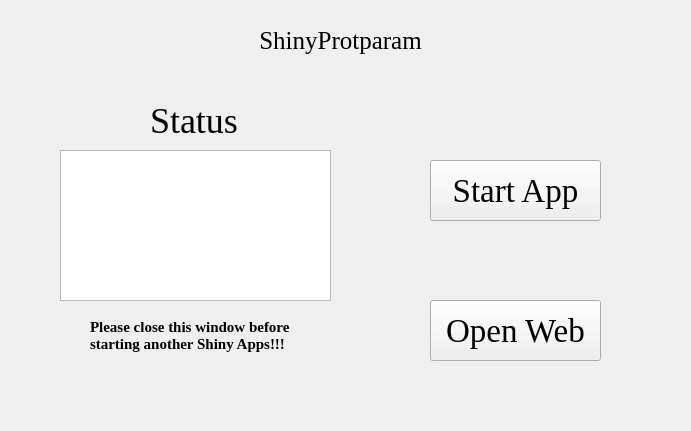
This is ShinyProtparam.ui in hzaurzli/MicroWorldOmics as Qt 5 draws it before an edit. The edited form follows.
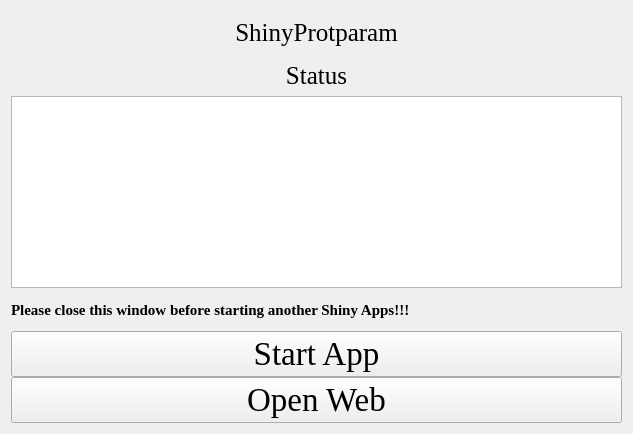
This is the edited form. Icons and pictures are not drawn.

The edit to the form file:
```diff
--- a/ShinyProtparam.ui
+++ b/ShinyProtparam.ui
@@ -6,8 +6,8 @@
    <rect>
     <x>0</x>
     <y>0</y>
-    <width>691</width>
-    <height>431</height>
+    <width>633</width>
+    <height>434</height>
    </rect>
   </property>
   <property name="windowTitle">
@@ -16,28 +16,17 @@
   <property name="styleSheet">
    <string notr="true">background-image: url(D:/Documents/Desktop/bb.png)</string>
   </property>
-  <widget class="QTextBrowser" name="textBrowser">
-   <property name="geometry">
-    <rect>
-     <x>60</x>
-     <y>150</y>
-     <width>271</width>
-     <height>151</height>
-    </rect>
+  <layout class="QGridLayout" name="gridLayout_4">
+   <property name="verticalSpacing">
+    <number>0</number>
    </property>
-   <property name="styleSheet">
-    <string notr="true">background-image: url(D:/Documents/Desktop/white.png)</string>
-   </property>
-  </widget>
+   <item row="0" column="0">
+    <layout class="QGridLayout" name="gridLayout_5">
+     <property name="verticalSpacing">
+      <number>0</number>
+     </property>
+     <item row="0" column="0" colspan="3">
   <widget class="QLabel" name="label">
-   <property name="geometry">
-    <rect>
-     <x>220</x>
-     <y>20</y>
-     <width>241</width>
-     <height>41</height>
-    </rect>
-   </property>
    <property name="font">
     <font>
      <family>Times New Roman</family>
@@ -51,75 +40,32 @@
     <set>Qt::AlignCenter</set>
    </property>
   </widget>
-  <widget class="QLabel" name="label_2">
-   <property name="geometry">
-    <rect>
-     <x>150</x>
-     <y>100</y>
-     <width>101</width>
-     <height>41</height>
-    </rect>
-   </property>
+     </item>
+     <item row="3" column="0" colspan="3">
+      <widget class="QLabel" name="label_4">
    <property name="font">
     <font>
      <family>Times New Roman</family>
-     <pointsize>27</pointsize>
+         <pointsize>19</pointsize>
     </font>
    </property>
    <property name="text">
     <string>Status</string>
    </property>
    <property name="alignment">
-    <set>Qt::AlignLeading|Qt::AlignLeft|Qt::AlignVCenter</set>
-   </property>
-  </widget>
-  <widget class="QPushButton" name="pushButton">
-   <property name="geometry">
-    <rect>
-     <x>430</x>
-     <y>160</y>
-     <width>171</width>
-     <height>61</height>
-    </rect>
-   </property>
-   <property name="font">
-    <font>
-     <family>Times New Roman</family>
-     <pointsize>25</pointsize>
-    </font>
-   </property>
-   <property name="text">
-    <string>Start App</string>
-   </property>
-  </widget>
-  <widget class="QPushButton" name="pushButton_2">
-   <property name="geometry">
-    <rect>
-     <x>430</x>
-     <y>300</y>
-     <width>171</width>
-     <height>61</height>
-    </rect>
-   </property>
-   <property name="font">
-    <font>
-     <family>Times New Roman</family>
-     <pointsize>25</pointsize>
-    </font>
-   </property>
-   <property name="text">
-    <string>Open Web</string>
-   </property>
-  </widget>
+        <set>Qt::AlignCenter</set>
+       </property>
+      </widget>
+     </item>
+     <item row="5" column="0" rowspan="2" colspan="3">
+      <widget class="QTextBrowser" name="textBrowser">
+       <property name="styleSheet">
+        <string notr="true">background-image: url(D:/Documents/Desktop/white.png)</string>
+       </property>
+      </widget>
+     </item>
+     <item row="7" column="0" colspan="3">
   <widget class="QLabel" name="label_3">
-   <property name="geometry">
-    <rect>
-     <x>90</x>
-     <y>310</y>
-     <width>211</width>
-     <height>51</height>
-    </rect>
-   </property>
    <property name="font">
     <font>
      <family>Times New Roman</family>
@@ -129,10 +75,39 @@
     </font>
    </property>
    <property name="text">
-    <string>Please close this window before
-starting another Shiny Apps!!!</string>
-   </property>
-  </widget>
+        <string>Please close this window before starting another Shiny Apps!!!</string>
+       </property>
+      </widget>
+     </item>
+     <item row="8" column="0" colspan="3">
+      <widget class="QPushButton" name="pushButton">
+       <property name="font">
+        <font>
+         <family>Times New Roman</family>
+         <pointsize>25</pointsize>
+        </font>
+       </property>
+       <property name="text">
+        <string>Start App</string>
+       </property>
+      </widget>
+     </item>
+     <item row="9" column="0" colspan="3">
+      <widget class="QPushButton" name="pushButton_2">
+       <property name="font">
+        <font>
+         <family>Times New Roman</family>
+         <pointsize>25</pointsize>
+        </font>
+       </property>
+       <property name="text">
+        <string>Open Web</string>
+       </property>
+      </widget>
+     </item>
+    </layout>
+   </item>
+  </layout>
  </widget>
  <resources/>
  <connections/>
```
Left out of the diff: 2 changed lines with no effect on the pictures. Lines whose indentation alone changed are shown as unchanged.
